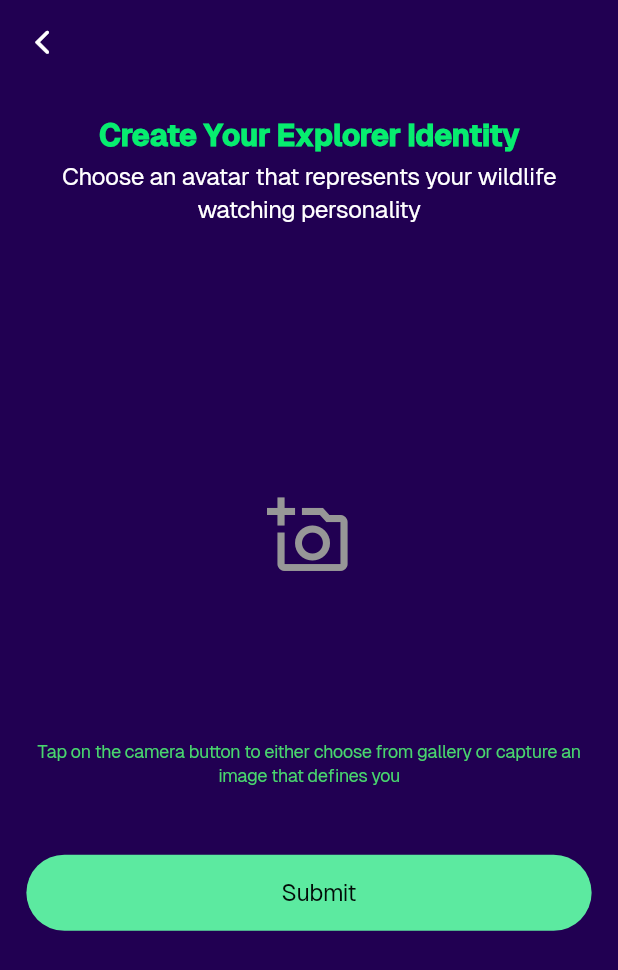
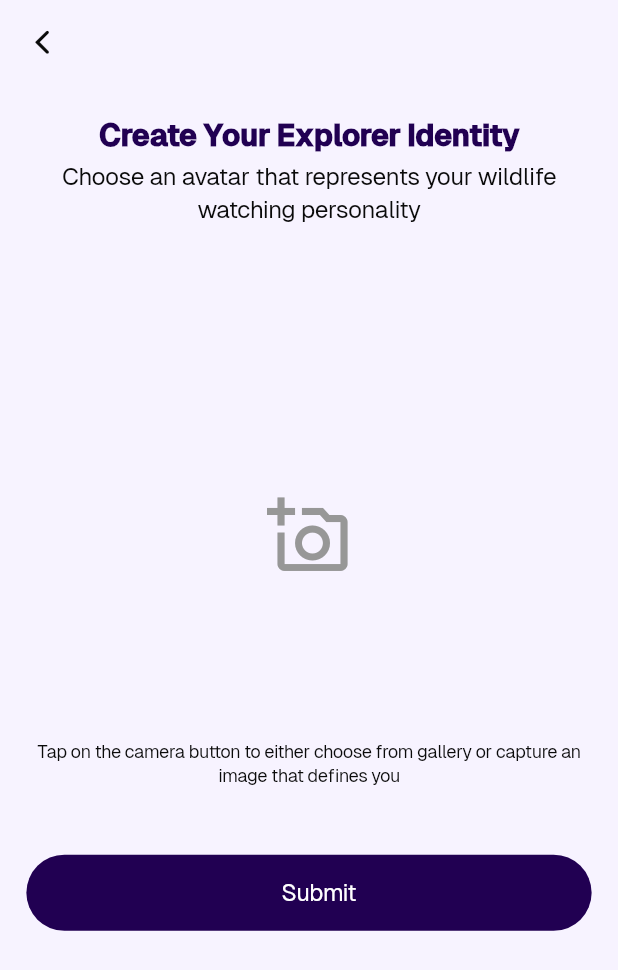
Before and after one commit to Developerdavido/ecospotter, a Flutter app: the EditUserImage screen opened directly, on a phone screen of 412 x 824 dp. Shown: the top 970 px of the screen. Run offline on Flutter 3.47's test engine with Material 3 defaults, Android fonts, the light colour scheme and no system bars; drawn by our look-alikes of flutter_animate; our stand-ins replace cached_network_image, connectivity_plus, dio, dots_indicator, firebase_core, flutter_dotenv and 14 more; accounts and stored records are empty.

Commit message:
fix: fixed issues related to ui change for avatar, and changed the design on the details page

```diff
--- a/lib/core/presentation/ui/views/auth/views/add_profession_screen.dart
+++ b/lib/core/presentation/ui/views/auth/views/add_profession_screen.dart
@@ -153,8 +153,8 @@ class _AddProfessionScreenState extends State<AddProfessionScreen> {
                             },
                             btnText: AppStrings.next,
                             isIconPresent: false,
-                            btnColor: AppColors.green5C,
-                            btnTextColor: AppColors.mainBlack,
+                            btnColor: AppColors.mainPrimaryColor,
+                            btnTextColor: AppColors.white,
                           ),
                         ],
                       ),
--- a/lib/core/presentation/ui/views/capture_form/current_image_campaign.dart
+++ b/lib/core/presentation/ui/views/capture_form/current_image_campaign.dart
@@ -102,7 +102,7 @@ class _CurrentImageCampaignState extends State<CurrentImageCampaign> {
                             height: 0.6.sh,
                             hintText: "Select campaign",
                             labelText: chosenCampaign,
-                            items: campVm.campaigns.map((e) => e.title).toList(),
+                            items: campVm.campaigns.where((campaign) => campaign.type.toLowerCase() != 'trivia').map((e) => e.title).toList(),
                             onChanged: (campaign) {
                               setState(() {
                                 chosenCampaign = campaign;
--- a/lib/core/presentation/ui/views/settings/edit_user_image.dart
+++ b/lib/core/presentation/ui/views/settings/edit_user_image.dart
@@ -36,19 +36,19 @@ class _EditUserImageState extends State<EditUserImage> {
       builder: (context, authVm, _) {
         return SafeArea(
           child: Scaffold(
-            backgroundColor: AppColors.mainPrimaryColor,
+            backgroundColor: AppColors.primaryColorWhiteBackground,
             body: CustomScrollView(
               slivers: [
                 const SliverAppBar(
                     floating: false,
                     pinned: true,
-                    backgroundColor: AppColors.mainPrimaryColor,
+                    backgroundColor: AppColors.primaryColorWhiteBackground,
                     elevation: 0,
                     surfaceTintColor: Colors.transparent,
                     leading:  DefaultBackButton(
-                      iconColor: AppColors.white,
+                      iconColor: AppColors.blackOA,
                       icon: CupertinoIcons.back,
-                      btnColor: AppColors.mainPrimaryColor,
+                      btnColor: AppColors.primaryColorWhiteBackground,
                     )
                 ),
                 SliverToBoxAdapter(
@@ -69,7 +69,7 @@ class _EditUserImageState extends State<EditUserImage> {
                                 data: AppStrings.avatarTitle,
                                 fontFamily: "Geist",
                                 fontWeight: FontWeight.w900,
-                                textColor: AppColors.lime,
+                                textColor: AppColors.mainPrimaryColor,
                                 fontSize: 20.sp,
                                 letterSpacing: -0.41,
                                 lineHeight: 1.33,
@@ -80,7 +80,7 @@ class _EditUserImageState extends State<EditUserImage> {
                                 data: AppStrings.avatarMessage,
                                 fontFamily: "Geist",
                                 fontWeight: FontWeight.w400,
-                                textColor: AppColors.white,
+                                textColor: AppColors.blackOA,
                                 fontSize: 16.sp,
                                 letterSpacing: -0.41,
                                 lineHeight: 1.33,
@@ -117,7 +117,7 @@ class _EditUserImageState extends State<EditUserImage> {
                                 data: AppStrings.captureAvatar,
                                 fontFamily: "Geist",
                                 fontWeight: FontWeight.w400,
-                                textColor: AppColors.green,
+                                textColor: AppColors.blackOA,
                                 fontSize: 12.sp,
                                 letterSpacing: -0.41,
                                 lineHeight: 1.33,
@@ -125,8 +125,8 @@ class _EditUserImageState extends State<EditUserImage> {
                               ),
                               Gap(44.h),
                               DefaultButton(
-                                  btnColor: AppColors.green5C,
-                                  btnTextColor: AppColors.mainBlack,
+                                  btnColor: AppColors.mainPrimaryColor,
+                                  btnTextColor: AppColors.white,
                                   onBtnTap: (){
                                     authVm.updateAvatar(authVm.userModel!.id, imageUrl!);
                                   }, btnText: AppStrings.submit),
--- a/lib/core/view_models/ai_provider.dart
+++ b/lib/core/view_models/ai_provider.dart
@@ -27,6 +27,7 @@ class AIVm extends BaseProvider {
         trivia = TriviaModel.fromJson(geminiResponse!);
       }
     } on DioException catch(e) {
+      dialog.showSnackBar("Error fetching questions", "$e");
       setUiState(UiState.done);
 
     }
@@ -46,6 +47,7 @@ class AIVm extends BaseProvider {
       }
       return descMap;
     } on DioException catch(e) {
+      dialog.showSnackBar("Error fetching animal description", "$e");
       setUiState(UiState.done);
       return descMap;
     }
--- a/lib/core/view_models/auth_provider.dart
+++ b/lib/core/view_models/auth_provider.dart
@@ -247,4 +247,10 @@ class AuthProvider extends BaseProvider {
     userName = null;
     notifyListeners();
   }
+
+  clearData() {
+    userModel = null;
+    authModel = null;
+    notifyListeners();
+  }
 }
```
Also changed, not shown: lib/core/presentation/ui/views/auth/views/username_screen.dart (+29 -1 lines), lib/core/presentation/ui/views/campaign_details/campaign_details.dart (+59 -59 lines), lib/core/presentation/ui/views/capture_form/capture_form.dart (+1 -9 lines), lib/core/presentation/ui/views/profile/user_info_screen.dart (+1 -7 lines), 4 other files.
